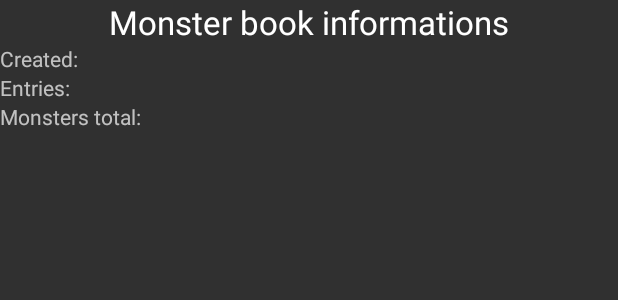
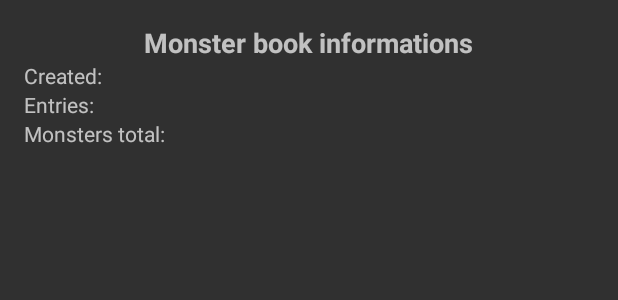
Before and after one commit to MaxDZ8/CollaborativeGroupOrder, an Android app: the layout dialog_monster_book_info.xml on its own in the app's theme, with its tools: preview values and no code run, on a phone screen of 412 x 824 dp. Shown: the top 300 px of the screen. Run offline under Robolectric (Android 15) with nearby library versions, the phone set to English and light mode, and no system bars.

Commit message:
Clear several little bugs with layout and data binding. Solve crash.
--HG--
branch : adventuring

```diff
--- a/app/src/main/AndroidManifest.xml
+++ b/app/src/main/AndroidManifest.xml
@@ -128,8 +128,7 @@
         <activity
             android:name=".master.SpawnMonsterActivity"
             android:label="@string/sma_title"
-            android:parentActivityName=".master.FreeRoamingActivity"
-            android:theme="@style/AppTheme.NoActionBar">
+            android:parentActivityName=".master.FreeRoamingActivity">
             <intent-filter>
                 <action android:name="android.intent.action.SEARCH" />
             </intent-filter>
--- a/app/src/main/res/layout/activity_spawn_monster.xml
+++ b/app/src/main/res/layout/activity_spawn_monster.xml
@@ -38,6 +38,7 @@
         android:scrollbars="vertical"
         android:layout_width="match_parent"
         android:layout_height="fill_parent"
-        android:layout_below="@+id/sma_progress" />
+        android:layout_below="@+id/sma_progress"
+        android:visibility="gone" />
 
 </RelativeLayout>
--- a/app/src/main/res/layout/dialog_monster_book_info.xml
+++ b/app/src/main/res/layout/dialog_monster_book_info.xml
@@ -3,23 +3,28 @@
     xmlns:app="http://schemas.android.com/apk/res-auto"
     android:orientation="vertical"
     android:layout_width="match_parent"
-    android:layout_height="fill_parent">
+    android:layout_height="fill_parent"
+    android:paddingBottom="@dimen/activity_vertical_margin"
+    android:paddingTop="@dimen/activity_vertical_margin"
+    android:paddingLeft="@dimen/activity_horizontal_margin"
+    android:paddingRight="@dimen/activity_horizontal_margin">
 
     <TextView
         android:layout_width="wrap_content"
         android:layout_height="wrap_content"
-        android:textAppearance="?android:attr/textAppearanceLarge"
-        android:text="@string/sma_dlg_smbi_title"
+        android:textAppearance="?android:attr/textAppearanceMedium"
+        android:text="@string/sma_dlg_mbi_title"
         android:layout_gravity="center_horizontal"
         android:layout_columnSpan="3"
         android:layout_row="0"
-        android:layout_column="0" />
+        android:layout_column="0"
+        android:textStyle="bold" />
 
     <TextView
         android:layout_width="wrap_content"
         android:layout_height="wrap_content"
         android:textAppearance="?android:attr/textAppearanceSmall"
-        android:text="@string/sma_dlg_smbi_created"
+        android:text="@string/sma_dlg_mbi_created"
         android:layout_row="1"
         android:layout_column="0" />
 
@@ -27,7 +32,7 @@
         android:layout_width="wrap_content"
         android:layout_height="wrap_content"
         android:textAppearance="?android:attr/textAppearanceSmall"
-        android:text="@string/sma_dlg_smbi_entries"
+        android:text="@string/sma_dlg_mbi_entries"
         android:layout_row="2"
         android:layout_column="0" />
 
@@ -35,7 +40,7 @@
         android:layout_width="wrap_content"
         android:layout_height="wrap_content"
         android:textAppearance="?android:attr/textAppearanceSmall"
-        android:text="@string/sma_dlg_smbi_monsterCount"
+        android:text="@string/sma_dlg_mbi_monsterCount"
         android:layout_row="3"
         android:layout_column="0" />
 
--- a/app/src/main/res/layout/vh_monster_list_entry.xml
+++ b/app/src/main/res/layout/vh_monster_list_entry.xml
@@ -1,6 +1,6 @@
 <?xml version="1.0" encoding="utf-8"?>
 <LinearLayout xmlns:android="http://schemas.android.com/apk/res/android"
-    android:orientation="horizontal" android:layout_width="match_parent"
+    android:orientation="vertical" android:layout_width="match_parent"
     android:layout_height="match_parent">
 
     <TextView
--- a/app/src/main/res/values/strings.xml
+++ b/app/src/main/res/values/strings.xml
@@ -416,12 +416,14 @@
     <string name="sma_searchingMessage">Searching…</string>
     <string name="sma_showMonsterInfo">Show monster book information</string>
     <string name="sma_short_showMonsterInfo">Monster info</string>
-    <string name="sma_dlg_monsterBookInfo_title">Monster book information</string>
-    <string name="sma_dlg_smbi_title">Monster book informations</string>
-    <string name="sma_dlg_smbi_created">Created:</string>
-    <string name="sma_dlg_smbi_entries">Entries:</string>
-    <string name="sma_dlg_smbi_monsterCount">Monsters total:</string>
-    <string name="sma_challangeRatio_integral">"CR %1$d"</string>
-    <string name="sma_challangeRatio_fraction">CR %1$d/%2$d</string>
+    <string name="sma_dlg_mbi_title">Monster book informations</string>
+    <string name="sma_dlg_mbi_created">Created:</string>
+    <string name="sma_dlg_mbi_entries">Entries:</string>
+    <string name="sma_dlg_mbi_monsterCount">Monsters total:</string>
+    <string name="sma_dlg_mbi_incoherentPublisherUnknown">!!! Unknown publisher !!!</string>
+    <string name="sma_dlg_mbi_incoherentPublisherInvalid">!!! Invalid publisher !!!</string>
+    <string name="sma_dlg_mbi_thirdPartyPublisher">(3rd party)</string>
+    <string name="vhML_challangeRatio_integral">"CR %1$d"</string>
+    <string name="vhML_challangeRatio_fraction">CR %1$d/%2$d</string>
 
 </resources>
```
Also changed, not shown: app/src/main/java/com/massimodz8/collaborativegrouporder/PreSeparatorDecorator.java (+6 -3 lines), app/src/main/java/com/massimodz8/collaborativegrouporder/master/SpawnMonsterActivity.java (+42 -12 lines).
